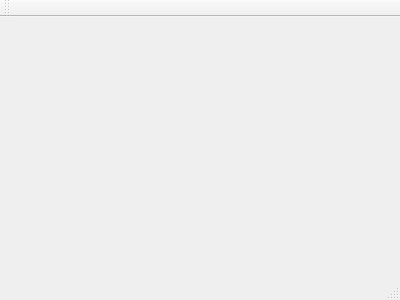
Before: the Qt Designer form mainwindow.ui in christophL/shyRC, drawn with Qt 5.
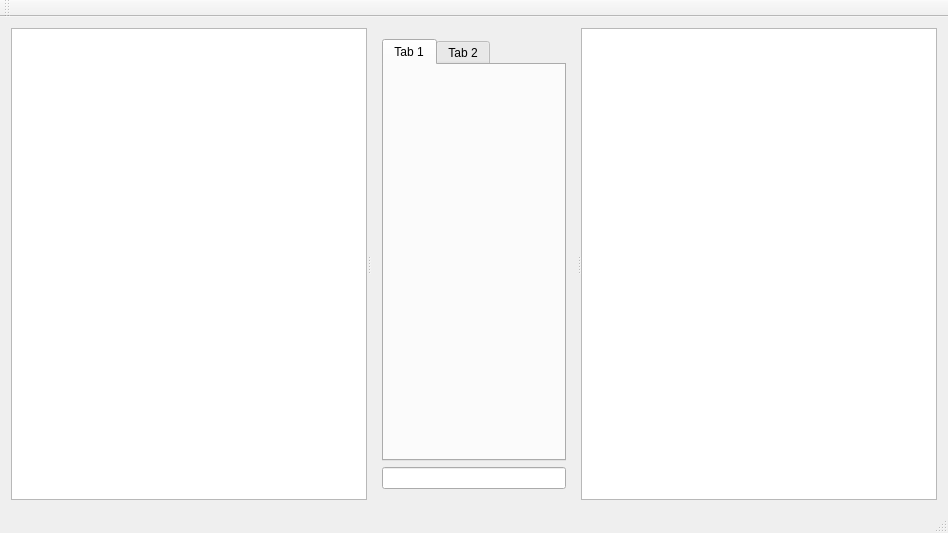
After: the same form once the commit is applied.

Commit message: updated main window gui

```diff
--- a/mainwindow.ui
+++ b/mainwindow.ui
@@ -1,24 +1,72 @@
 <ui version="4.0">
  <class>MainWindow</class>
- <widget class="QMainWindow" name="MainWindow" >
-  <property name="geometry" >
+ <widget class="QMainWindow" name="MainWindow">
+  <property name="geometry">
    <rect>
     <x>0</x>
     <y>0</y>
-    <width>400</width>
-    <height>300</height>
+    <width>948</width>
+    <height>533</height>
    </rect>
   </property>
   <property name="windowTitle" >
    <string>MainWindow</string>
   </property>
-  <widget class="QMenuBar" name="menuBar" />
-  <widget class="QToolBar" name="mainToolBar" />
-  <widget class="QWidget" name="centralWidget" />
-  <widget class="QStatusBar" name="statusBar" />
+  <widget class="QWidget" name="centralWidget">
+   <layout class="QVBoxLayout" name="verticalLayout_2">
+    <item>
+     <widget class="QSplitter" name="splitter">
+      <property name="orientation">
+       <enum>Qt::Horizontal</enum>
+      </property>
+      <widget class="QTreeView" name="treeView"/>
+      <widget class="QWidget" name="">
+       <layout class="QVBoxLayout" name="verticalLayout">
+        <item>
+         <widget class="QTabWidget" name="tabWidget">
+          <widget class="QWidget" name="tab">
+           <attribute name="title">
+            <string>Tab 1</string>
+           </attribute>
+          </widget>
+          <widget class="QWidget" name="tab_2">
+           <attribute name="title">
+            <string>Tab 2</string>
+           </attribute>
+          </widget>
+         </widget>
+        </item>
+        <item>
+         <widget class="QLineEdit" name="lineEdit"/>
+        </item>
+       </layout>
+      </widget>
+      <widget class="QListView" name="listView"/>
+     </widget>
+    </item>
+   </layout>
+  </widget>
+  <widget class="QMenuBar" name="menuBar">
+   <property name="geometry">
+    <rect>
+     <x>0</x>
+     <y>0</y>
+     <width>948</width>
+     <height>26</height>
+    </rect>
+   </property>
+  </widget>
+  <widget class="QToolBar" name="mainToolBar">
+   <attribute name="toolBarArea">
+    <enum>TopToolBarArea</enum>
+   </attribute>
+   <attribute name="toolBarBreak">
+    <bool>false</bool>
+   </attribute>
+  </widget>
+  <widget class="QStatusBar" name="statusBar"/>
  </widget>
- <layoutDefault spacing="6" margin="11" />
- <pixmapfunction></pixmapfunction>
+ <layoutdefault spacing="6" margin="11"/>
  <resources/>
  <connections/>
 </ui>
```
Left out of the diff: 5 changed lines with no effect on the pictures.
